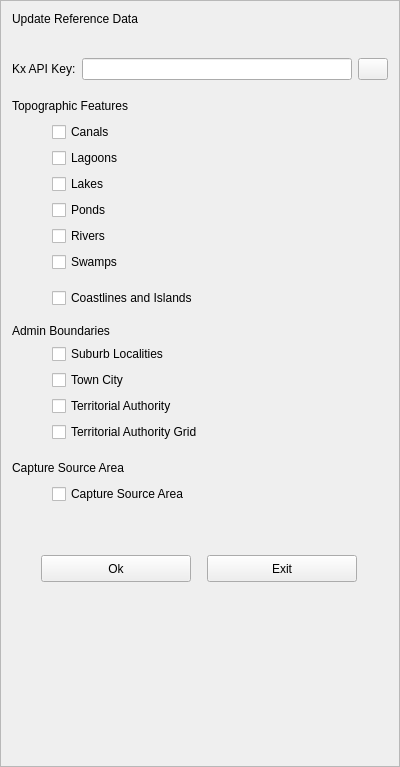
The window that buildings/gui/reference_data.ui (linz/nz-buildings) describes before a commit, drawn with Qt 5.
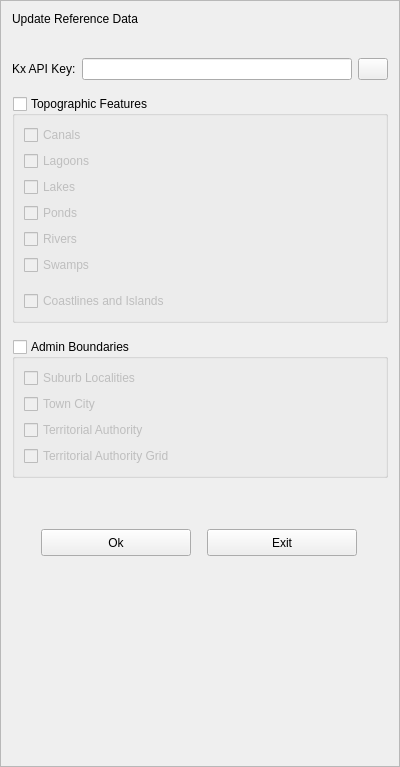
The same window after the commit.

Commit message: move chbxs to group box

Patch:
```diff
--- a/buildings/gui/reference_data.ui
+++ b/buildings/gui/reference_data.ui
@@ -104,47 +104,17 @@
       </spacer>
      </item>
      <item>
-      <layout class="QHBoxLayout" name="horizontalLayout_2">
-       <item>
-        <widget class="QLabel" name="lb_hydro">
-         <property name="text">
+      <widget class="QGroupBox" name="grbx_topo">
+       <property name="title">
           <string>Topographic Features</string>
          </property>
-        </widget>
-       </item>
-       <item>
-        <spacer name="horizontalSpacer_2">
-         <property name="orientation">
-          <enum>Qt::Horizontal</enum>
-         </property>
-         <property name="sizeHint" stdset="0">
-          <size>
-           <width>40</width>
-           <height>20</height>
-          </size>
-         </property>
-        </spacer>
-       </item>
-      </layout>
-     </item>
-     <item>
-      <layout class="QHBoxLayout" name="horizontalLayout_3">
-       <item>
-        <spacer name="horizontalSpacer_3">
-         <property name="orientation">
-          <enum>Qt::Horizontal</enum>
-         </property>
-         <property name="sizeType">
-          <enum>QSizePolicy::Fixed</enum>
-         </property>
-         <property name="sizeHint" stdset="0">
-          <size>
-           <width>40</width>
-           <height>20</height>
-          </size>
-         </property>
-        </spacer>
-       </item>
+       <property name="checkable">
+        <bool>true</bool>
+       </property>
+       <property name="checked">
+        <bool>false</bool>
+       </property>
+       <layout class="QVBoxLayout" name="verticalLayout_3">
        <item>
         <widget class="QCheckBox" name="chbx_canals">
          <property name="text">
@@ -152,26 +122,6 @@
          </property>
         </widget>
        </item>
-      </layout>
-     </item>
-     <item>
-      <layout class="QHBoxLayout" name="horizontalLayout_5">
-       <item>
-        <spacer name="horizontalSpacer_5">
-         <property name="orientation">
-          <enum>Qt::Horizontal</enum>
-         </property>
-         <property name="sizeType">
-          <enum>QSizePolicy::Fixed</enum>
-         </property>
-         <property name="sizeHint" stdset="0">
-          <size>
-           <width>40</width>
-           <height>20</height>
-          </size>
-         </property>
-        </spacer>
-       </item>
        <item>
         <widget class="QCheckBox" name="chbx_lagoons">
          <property name="text">
@@ -179,26 +129,6 @@
          </property>
         </widget>
        </item>
-      </layout>
-     </item>
-     <item>
-      <layout class="QHBoxLayout" name="horizontalLayout_6">
-       <item>
-        <spacer name="horizontalSpacer_6">
-         <property name="orientation">
-          <enum>Qt::Horizontal</enum>
-         </property>
-         <property name="sizeType">
-          <enum>QSizePolicy::Fixed</enum>
-         </property>
-         <property name="sizeHint" stdset="0">
-          <size>
-           <width>40</width>
-           <height>20</height>
-          </size>
-         </property>
-        </spacer>
-       </item>
        <item>
         <widget class="QCheckBox" name="chbx_lakes">
          <property name="text">
@@ -206,26 +136,6 @@
          </property>
         </widget>
        </item>
-      </layout>
-     </item>
-     <item>
-      <layout class="QHBoxLayout" name="horizontalLayout_7">
-       <item>
-        <spacer name="horizontalSpacer_7">
-         <property name="orientation">
-          <enum>Qt::Horizontal</enum>
-         </property>
-         <property name="sizeType">
-          <enum>QSizePolicy::Fixed</enum>
-         </property>
-         <property name="sizeHint" stdset="0">
-          <size>
-           <width>40</width>
-           <height>20</height>
-          </size>
-         </property>
-        </spacer>
-       </item>
        <item>
         <widget class="QCheckBox" name="chbx_ponds">
          <property name="text">
@@ -233,26 +143,6 @@
          </property>
         </widget>
        </item>
-      </layout>
-     </item>
-     <item>
-      <layout class="QHBoxLayout" name="horizontalLayout_8">
-       <item>
-        <spacer name="horizontalSpacer_8">
-         <property name="orientation">
-          <enum>Qt::Horizontal</enum>
-         </property>
-         <property name="sizeType">
-          <enum>QSizePolicy::Fixed</enum>
-         </property>
-         <property name="sizeHint" stdset="0">
-          <size>
-           <width>40</width>
-           <height>20</height>
-          </size>
-         </property>
-        </spacer>
-       </item>
        <item>
         <widget class="QCheckBox" name="chbx_rivers">
          <property name="text">
@@ -260,26 +150,6 @@
          </property>
         </widget>
        </item>
-      </layout>
-     </item>
-     <item>
-      <layout class="QHBoxLayout" name="horizontalLayout_9">
-       <item>
-        <spacer name="horizontalSpacer_9">
-         <property name="orientation">
-          <enum>Qt::Horizontal</enum>
-         </property>
-         <property name="sizeType">
-          <enum>QSizePolicy::Fixed</enum>
-         </property>
-         <property name="sizeHint" stdset="0">
-          <size>
-           <width>40</width>
-           <height>20</height>
-          </size>
-         </property>
-        </spacer>
-       </item>
        <item>
         <widget class="QCheckBox" name="chbx_swamps">
          <property name="text">
@@ -287,8 +157,6 @@
          </property>
         </widget>
        </item>
-      </layout>
-     </item>
      <item>
       <spacer name="verticalSpacer_2">
        <property name="orientation">
@@ -306,24 +174,6 @@
       </spacer>
      </item>
      <item>
-      <layout class="QHBoxLayout" name="horizontalLayout_4">
-       <item>
-        <spacer name="horizontalSpacer_4">
-         <property name="orientation">
-          <enum>Qt::Horizontal</enum>
-         </property>
-         <property name="sizeType">
-          <enum>QSizePolicy::Fixed</enum>
-         </property>
-         <property name="sizeHint" stdset="0">
-          <size>
-           <width>40</width>
-           <height>20</height>
-          </size>
-         </property>
-        </spacer>
-       </item>
-       <item>
         <widget class="QCheckBox" name="chbx_coastline_and_islands">
          <property name="text">
           <string>Coastlines and Islands</string>
@@ -331,6 +181,7 @@
         </widget>
        </item>
       </layout>
+      </widget>
      </item>
      <item>
       <spacer name="verticalSpacer_6">
@@ -349,30 +200,20 @@
       </spacer>
      </item>
      <item>
-      <widget class="QLabel" name="lb_admin_bounds">
-       <property name="text">
+      <widget class="QGroupBox" name="grbx_admin">
+       <property name="title">
         <string>Admin Boundaries</string>
        </property>
-      </widget>
-     </item>
-     <item>
-      <layout class="QHBoxLayout" name="horizontalLayout_11">
-       <item>
-        <spacer name="horizontalSpacer_10">
-         <property name="orientation">
-          <enum>Qt::Horizontal</enum>
-         </property>
-         <property name="sizeType">
-          <enum>QSizePolicy::Fixed</enum>
-         </property>
-         <property name="sizeHint" stdset="0">
-          <size>
-           <width>40</width>
-           <height>20</height>
-          </size>
-         </property>
-        </spacer>
-       </item>
+       <property name="flat">
+        <bool>false</bool>
+       </property>
+       <property name="checkable">
+        <bool>true</bool>
+       </property>
+       <property name="checked">
+        <bool>false</bool>
+       </property>
+       <layout class="QVBoxLayout" name="verticalLayout_5">
        <item>
         <widget class="QCheckBox" name="chbx_suburbs">
          <property name="text">
@@ -380,26 +221,6 @@
          </property>
         </widget>
        </item>
-      </layout>
-     </item>
-     <item>
-      <layout class="QHBoxLayout" name="horizontalLayout_12">
-       <item>
-        <spacer name="horizontalSpacer_11">
-         <property name="orientation">
-          <enum>Qt::Horizontal</enum>
-         </property>
-         <property name="sizeType">
-          <enum>QSizePolicy::Fixed</enum>
-         </property>
-         <property name="sizeHint" stdset="0">
-          <size>
-           <width>40</width>
-           <height>20</height>
-          </size>
-         </property>
-        </spacer>
-       </item>
        <item>
         <widget class="QCheckBox" name="chbx_town">
          <property name="text">
@@ -407,26 +228,6 @@
          </property>
         </widget>
        </item>
-      </layout>
-     </item>
-     <item>
-      <layout class="QHBoxLayout" name="horizontalLayout_10">
-       <item>
-        <spacer name="horizontalSpacer_12">
-         <property name="orientation">
-          <enum>Qt::Horizontal</enum>
-         </property>
-         <property name="sizeType">
-          <enum>QSizePolicy::Fixed</enum>
-         </property>
-         <property name="sizeHint" stdset="0">
-          <size>
-           <width>40</width>
-           <height>20</height>
-          </size>
-         </property>
-        </spacer>
-       </item>
        <item>
         <widget class="QCheckBox" name="chbx_ta">
          <property name="text">
@@ -434,26 +235,6 @@
          </property>
         </widget>
        </item>
-      </layout>
-     </item>
-     <item>
-      <layout class="QHBoxLayout" name="horizontalLayout_13">
-       <item>
-        <spacer name="horizontalSpacer_13">
-         <property name="orientation">
-          <enum>Qt::Horizontal</enum>
-         </property>
-         <property name="sizeType">
-          <enum>QSizePolicy::Fixed</enum>
-         </property>
-         <property name="sizeHint" stdset="0">
-          <size>
-           <width>40</width>
-           <height>20</height>
-          </size>
-         </property>
-        </spacer>
-       </item>
        <item>
         <widget class="QCheckBox" name="chbx_ta_grid">
          <property name="text">
@@ -462,73 +243,7 @@
         </widget>
        </item>
       </layout>
-     </item>
-     <item>
-      <spacer name="verticalSpacer_4">
-       <property name="orientation">
-        <enum>Qt::Vertical</enum>
-       </property>
-       <property name="sizeType">
-        <enum>QSizePolicy::Fixed</enum>
-       </property>
-       <property name="sizeHint" stdset="0">
-        <size>
-         <width>20</width>
-         <height>10</height>
-        </size>
-       </property>
-      </spacer>
-     </item>
-     <item>
-      <layout class="QHBoxLayout" name="horizontalLayout_16">
-       <item>
-        <widget class="QLabel" name="label_2">
-         <property name="text">
-          <string>Capture Source Area</string>
-         </property>
-        </widget>
-       </item>
-       <item>
-        <spacer name="horizontalSpacer_16">
-         <property name="orientation">
-          <enum>Qt::Horizontal</enum>
-         </property>
-         <property name="sizeHint" stdset="0">
-          <size>
-           <width>40</width>
-           <height>20</height>
-          </size>
-         </property>
-        </spacer>
-       </item>
-      </layout>
-     </item>
-     <item>
-      <layout class="QHBoxLayout" name="horizontalLayout_14">
-       <item>
-        <spacer name="horizontalSpacer_14">
-         <property name="orientation">
-          <enum>Qt::Horizontal</enum>
-         </property>
-         <property name="sizeType">
-          <enum>QSizePolicy::Fixed</enum>
-         </property>
-         <property name="sizeHint" stdset="0">
-          <size>
-           <width>40</width>
-           <height>20</height>
-          </size>
-         </property>
-        </spacer>
-       </item>
-       <item>
-        <widget class="QCheckBox" name="chbx_capture_source_area">
-         <property name="text">
-          <string>Capture Source Area</string>
-         </property>
-        </widget>
-       </item>
-      </layout>
+      </widget>
      </item>
      <item>
       <spacer name="verticalSpacer_3">
```
Lines whose indentation alone changed are shown as unchanged. The commit also changes 1 other file.
